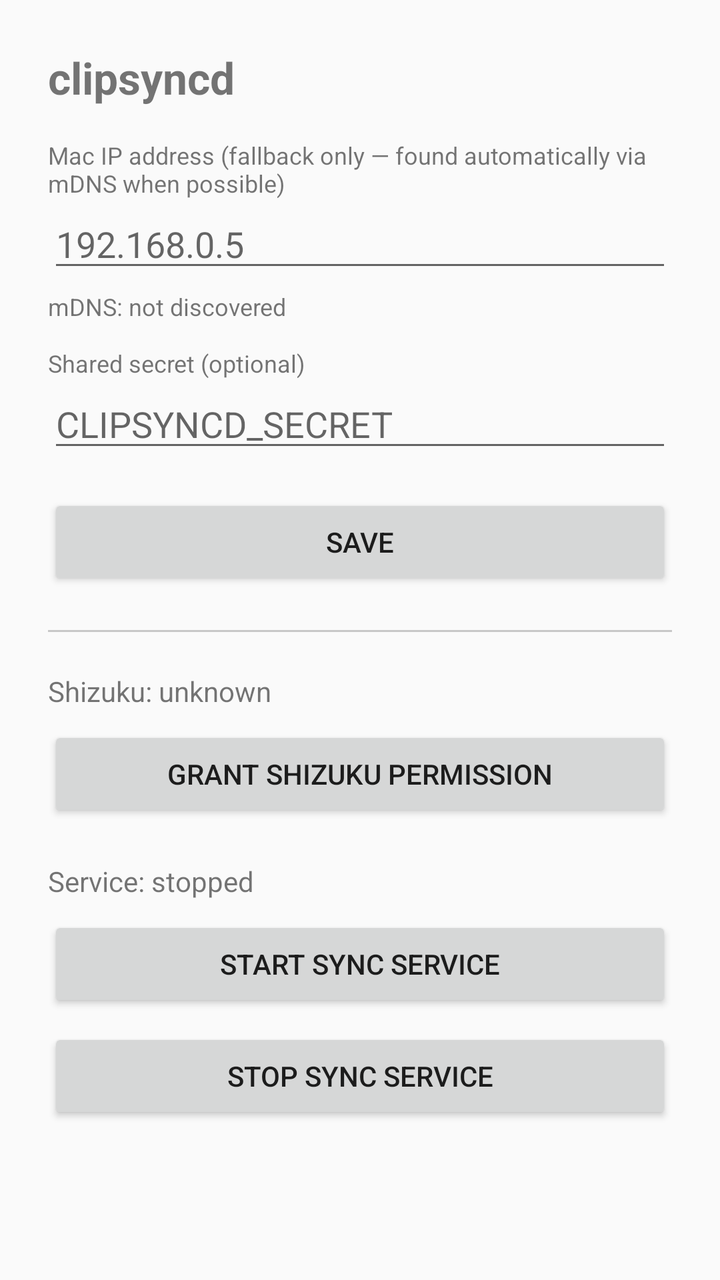
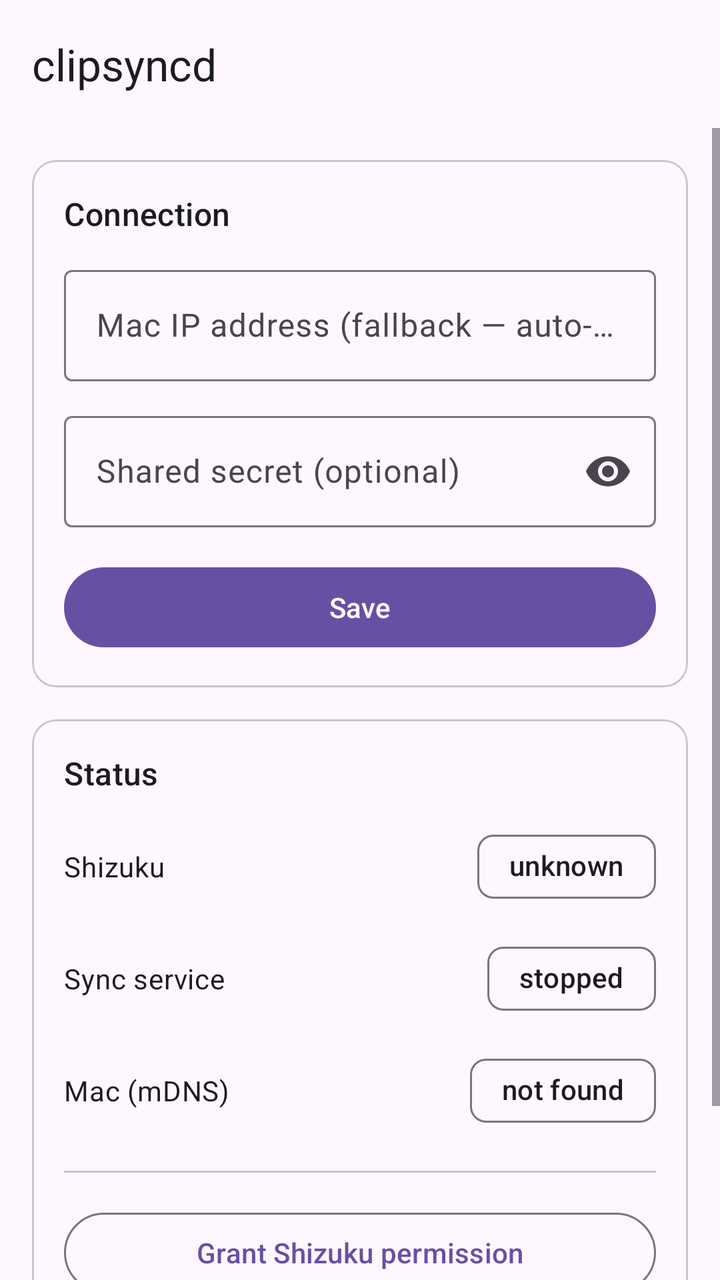

An Android layout rendered at two revisions. The XML below is the earlier revision; the diff shows what the commit changed to produce the second picture.
<!-- AndroidManifest.xml: application theme Theme.Clipsyncd -->
<!-- res/layout/activity_main.xml -->
<?xml version="1.0" encoding="utf-8"?>
<LinearLayout xmlns:android="http://schemas.android.com/apk/res/android"
    android:layout_width="match_parent"
    android:layout_height="match_parent"
    android:orientation="vertical"
    android:padding="24dp">

    <TextView
        android:layout_width="wrap_content"
        android:layout_height="wrap_content"
        android:text="clipsyncd"
        android:textSize="22sp"
        android:textStyle="bold"
        android:layout_marginBottom="16dp" />

    <TextView
        android:layout_width="wrap_content"
        android:layout_height="wrap_content"
        android:text="Mac IP address (fallback only — found automatically via mDNS when possible)"
        android:textSize="12sp" />
    <EditText
        android:id="@+id/macIpInput"
        android:layout_width="match_parent"
        android:layout_height="wrap_content"
        android:inputType="text"
        android:hint="192.168.0.5" />

    <TextView
        android:id="@+id/discoveryStatus"
        android:layout_width="wrap_content"
        android:layout_height="wrap_content"
        android:layout_marginTop="4dp"
        android:text="mDNS: not discovered"
        android:textSize="12sp" />

    <TextView
        android:layout_width="wrap_content"
        android:layout_height="wrap_content"
        android:layout_marginTop="12dp"
        android:text="Shared secret (optional)"
        android:textSize="12sp" />
    <EditText
        android:id="@+id/secretInput"
        android:layout_width="match_parent"
        android:layout_height="wrap_content"
        android:inputType="textPassword"
        android:hint="CLIPSYNCD_SECRET" />

    <Button
        android:id="@+id/saveButton"
        android:layout_width="match_parent"
        android:layout_height="wrap_content"
        android:layout_marginTop="16dp"
        android:text="Save" />

    <View
        android:layout_width="match_parent"
        android:layout_height="1dp"
        android:layout_marginVertical="20dp"
        android:background="#33000000" />

    <TextView
        android:id="@+id/accessibilityStatus"
        android:layout_width="wrap_content"
        android:layout_height="wrap_content"
        android:text="Shizuku: unknown"
        android:textSize="14sp" />
    <Button
        android:id="@+id/openAccessibilityButton"
        android:layout_width="match_parent"
        android:layout_height="wrap_content"
        android:layout_marginTop="8dp"
        android:text="Grant Shizuku permission" />

    <TextView
        android:id="@+id/serviceStatus"
        android:layout_width="wrap_content"
        android:layout_height="wrap_content"
        android:layout_marginTop="20dp"
        android:text="Service: stopped"
        android:textSize="14sp" />
    <Button
        android:id="@+id/startServiceButton"
        android:layout_width="match_parent"
        android:layout_height="wrap_content"
        android:layout_marginTop="8dp"
        android:text="Start sync service" />
    <Button
        android:id="@+id/stopServiceButton"
        android:layout_width="match_parent"
        android:layout_height="wrap_content"
        android:layout_marginTop="8dp"
        android:text="Stop sync service" />

</LinearLayout>
<!-- resources referenced by this layout -->
<resources>
  <style name="Theme.Clipsyncd" parent="Theme.AppCompat.DayNight.NoActionBar" />
</resources>

<!-- the commit's change to res/layout/activity_main.xml (unified diff, before → after) -->
@@ -1,95 +1,210 @@
 <?xml version="1.0" encoding="utf-8"?>
 <LinearLayout xmlns:android="http://schemas.android.com/apk/res/android"
+    xmlns:app="http://schemas.android.com/apk/res-auto"
+    android:id="@+id/rootLayout"
     android:layout_width="match_parent"
     android:layout_height="match_parent"
     android:orientation="vertical"
-    android:padding="24dp">
-
-    <TextView
-        android:layout_width="wrap_content"
-        android:layout_height="wrap_content"
-        android:text="clipsyncd"
-        android:textSize="22sp"
-        android:textStyle="bold"
-        android:layout_marginBottom="16dp" />
-
-    <TextView
-        android:layout_width="wrap_content"
-        android:layout_height="wrap_content"
-        android:text="Mac IP address (fallback only — found automatically via mDNS when possible)"
-        android:textSize="12sp" />
-    <EditText
-        android:id="@+id/macIpInput"
+    android:background="?attr/colorSurface">
+
+    <com.google.android.material.appbar.MaterialToolbar
+        android:id="@+id/toolbar"
         android:layout_width="match_parent"
-        android:layout_height="wrap_content"
-        android:inputType="text"
-        android:hint="192.168.0.5" />
-
-    <TextView
-        android:id="@+id/discoveryStatus"
-        android:layout_width="wrap_content"
-        android:layout_height="wrap_content"
-        android:layout_marginTop="4dp"
-        android:text="mDNS: not discovered"
-        android:textSize="12sp" />
-
-    <TextView
-        android:layout_width="wrap_content"
-        android:layout_height="wrap_content"
-        android:layout_marginTop="12dp"
-        android:text="Shared secret (optional)"
-        android:textSize="12sp" />
-    <EditText
-        android:id="@+id/secretInput"
+        android:layout_height="?attr/actionBarSize"
+        android:background="?attr/colorSurface"
+        app:title="clipsyncd"
+        app:titleTextColor="?attr/colorOnSurface" />
+
+    <ScrollView
         android:layout_width="match_parent"
-        android:layout_height="wrap_content"
-        android:inputType="textPassword"
-        android:hint="CLIPSYNCD_SECRET" />
-
-    <Button
-        android:id="@+id/saveButton"
-        android:layout_width="match_parent"
-        android:layout_height="wrap_content"
-        android:layout_marginTop="16dp"
-        android:text="Save" />
-
-    <View
-        android:layout_width="match_parent"
-        android:layout_height="1dp"
-        android:layout_marginVertical="20dp"
-        android:background="#33000000" />
-
-    <TextView
-        android:id="@+id/accessibilityStatus"
-        android:layout_width="wrap_content"
-        android:layout_height="wrap_content"
-        android:text="Shizuku: unknown"
-        android:textSize="14sp" />
-    <Button
-        android:id="@+id/openAccessibilityButton"
-        android:layout_width="match_parent"
-        android:layout_height="wrap_content"
-        android:layout_marginTop="8dp"
-        android:text="Grant Shizuku permission" />
-
-    <TextView
-        android:id="@+id/serviceStatus"
-        android:layout_width="wrap_content"
-        android:layout_height="wrap_content"
-        android:layout_marginTop="20dp"
-        android:text="Service: stopped"
-        android:textSize="14sp" />
-    <Button
-        android:id="@+id/startServiceButton"
-        android:layout_width="match_parent"
-        android:layout_height="wrap_content"
-        android:layout_marginTop="8dp"
-        android:text="Start sync service" />
-    <Button
-        android:id="@+id/stopServiceButton"
-        android:layout_width="match_parent"
-        android:layout_height="wrap_content"
-        android:layout_marginTop="8dp"
-        android:text="Stop sync service" />
+        android:layout_height="match_parent">
+
+        <LinearLayout
+            android:layout_width="match_parent"
+            android:layout_height="wrap_content"
+            android:orientation="vertical"
+            android:padding="16dp">
+
+            <com.google.android.material.card.MaterialCardView
+                style="?attr/materialCardViewOutlinedStyle"
+                android:layout_width="match_parent"
+                android:layout_height="wrap_content">
+
+                <LinearLayout
+                    android:layout_width="match_parent"
+                    android:layout_height="wrap_content"
+                    android:orientation="vertical"
+                    android:padding="16dp">
+
+                    <TextView
+                        android:layout_width="wrap_content"
+                        android:layout_height="wrap_content"
+                        android:layout_marginBottom="12dp"
+                        android:text="Connection"
+                        android:textAppearance="?attr/textAppearanceTitleMedium" />
+
+                    <com.google.android.material.textfield.TextInputLayout
+                        style="@style/Widget.Material3.TextInputLayout.OutlinedBox"
+                        android:layout_width="match_parent"
+                        android:layout_height="wrap_content"
+                        android:hint="Mac IP address (fallback — auto-discovered via mDNS)">
+
+                        <com.google.android.material.textfield.TextInputEditText
+                            android:id="@+id/macIpInput"
+                            android:layout_width="match_parent"
+                            android:layout_height="wrap_content"
+                            android:inputType="text" />
+                    </com.google.android.material.textfield.TextInputLayout>
+
+                    <com.google.android.material.textfield.TextInputLayout
+                        style="@style/Widget.Material3.TextInputLayout.OutlinedBox"
+                        android:layout_width="match_parent"
+                        android:layout_height="wrap_content"
+                        android:layout_marginTop="12dp"
+                        app:endIconMode="password_toggle"
+                        android:hint="Shared secret (optional)">
+
+                        <com.google.android.material.textfield.TextInputEditText
+                            android:id="@+id/secretInput"
+                            android:layout_width="match_parent"
+                            android:layout_height="wrap_content"
+                            android:inputType="textPassword" />
+                    </com.google.android.material.textfield.TextInputLayout>
+
+                    <com.google.android.material.button.MaterialButton
+                        android:id="@+id/saveButton"
+                        android:layout_width="match_parent"
+                        android:layout_height="wrap_content"
+                        android:layout_marginTop="16dp"
+                        android:text="Save" />
+
+                </LinearLayout>
+            </com.google.android.material.card.MaterialCardView>
+
+            <com.google.android.material.card.MaterialCardView
+                style="?attr/materialCardViewOutlinedStyle"
+                android:layout_width="match_parent"
+                android:layout_height="wrap_content"
+                android:layout_marginTop="16dp">
+
+                <LinearLayout
+                    android:layout_width="match_parent"
+                    android:layout_height="wrap_content"
+                    android:orientation="vertical"
+                    android:padding="16dp">
+
+                    <TextView
+                        android:layout_width="wrap_content"
+                        android:layout_height="wrap_content"
+                        android:layout_marginBottom="4dp"
+                        android:text="Status"
+                        android:textAppearance="?attr/textAppearanceTitleMedium" />
+
+                    <LinearLayout
+                        android:layout_width="match_parent"
+                        android:layout_height="wrap_content"
+                        android:layout_marginTop="8dp"
+                        android:gravity="center_vertical"
+                        android:orientation="horizontal">
+                        <TextView
+                            android:layout_width="0dp"
+                            android:layout_height="wrap_content"
+                            android:layout_weight="1"
+                            android:text="Shizuku"
+                            android:textAppearance="?attr/textAppearanceBodyMedium" />
+                        <com.google.android.material.chip.Chip
+                            android:id="@+id/shizukuChip"
+                            style="@style/Widget.Material3.Chip.Assist"
+                            android:layout_width="wrap_content"
+                            android:layout_height="wrap_content"
+                            android:text="unknown"
+                            android:clickable="false"
+                            android:focusable="false" />
+                    </LinearLayout>
+
+                    <LinearLayout
+                        android:layout_width="match_parent"
+                        android:layout_height="wrap_content"
+                        android:layout_marginTop="8dp"
+                        android:gravity="center_vertical"
+                        android:orientation="horizontal">
+                        <TextView
+                            android:layout_width="0dp"
+                            android:layout_height="wrap_content"
+                            android:layout_weight="1"
+                            android:text="Sync service"
+                            android:textAppearance="?attr/textAppearanceBodyMedium" />
+                        <com.google.android.material.chip.Chip
+                            android:id="@+id/serviceChip"
+                            style="@style/Widget.Material3.Chip.Assist"
+                            android:layout_width="wrap_content"
+                            android:layout_height="wrap_content"
+                            android:text="stopped"
+                            android:clickable="false"
+                            android:focusable="false" />
+                    </LinearLayout>
+
+                    <LinearLayout
+                        android:layout_width="match_parent"
+                        android:layout_height="wrap_content"
+                        android:layout_marginTop="8dp"
+                        android:gravity="center_vertical"
+                        android:orientation="horizontal">
+                        <TextView
+                            android:layout_width="0dp"
+                            android:layout_height="wrap_content"
+                            android:layout_weight="1"
+                            android:text="Mac (mDNS)"
+                            android:textAppearance="?attr/textAppearanceBodyMedium" />
+                        <com.google.android.material.chip.Chip
+                            android:id="@+id/discoveryChip"
+                            style="@style/Widget.Material3.Chip.Assist"
+                            android:layout_width="wrap_content"
+                            android:layout_height="wrap_content"
+                            android:text="not found"
+                            android:clickable="false"
+                            android:focusable="false" />
+                    </LinearLayout>
+
+                    <com.google.android.material.divider.MaterialDivider
+                        android:layout_width="match_parent"
+                        android:layout_height="wrap_content"
+                        android:layout_marginVertical="16dp" />
+
+                    <com.google.android.material.button.MaterialButton
+                        android:id="@+id/openAccessibilityButton"
+                        style="@style/Widget.Material3.Button.OutlinedButton"
+                        android:layout_width="match_parent"
+                        android:layout_height="wrap_content"
+                        android:text="Grant Shizuku permission" />
+
+                    <LinearLayout
+                        android:layout_width="match_parent"
+                        android:layout_height="wrap_content"
+                        android:layout_marginTop="12dp"
+                        android:orientation="horizontal">
+
+                        <com.google.android.material.button.MaterialButton
+                            android:id="@+id/startServiceButton"
+                            android:layout_width="0dp"
+                            android:layout_height="wrap_content"
+                            android:layout_marginEnd="8dp"
+                            android:layout_weight="1"
+                            android:text="Start" />
+
+                        <com.google.android.material.button.MaterialButton
+                            android:id="@+id/stopServiceButton"
+                            style="@style/Widget.Material3.Button.TonalButton"
+                            android:layout_width="0dp"
+                            android:layout_height="wrap_content"
+                            android:layout_weight="1"
+                            android:text="Stop" />
+                    </LinearLayout>
+
+                </LinearLayout>
+            </com.google.android.material.card.MaterialCardView>
+
+        </LinearLayout>
+    </ScrollView>
 
 </LinearLayout>
<!-- resource entries referenced after the edit -->
@@ -1,5 +1,5 @@
 <!-- resources referenced by this layout -->
 <resources>
-  <style name="Theme.Clipsyncd" parent="Theme.AppCompat.DayNight.NoActionBar" />
+  <style name="Theme.Clipsyncd" parent="Theme.Material3.DayNight.NoActionBar" />
 </resources>
 
